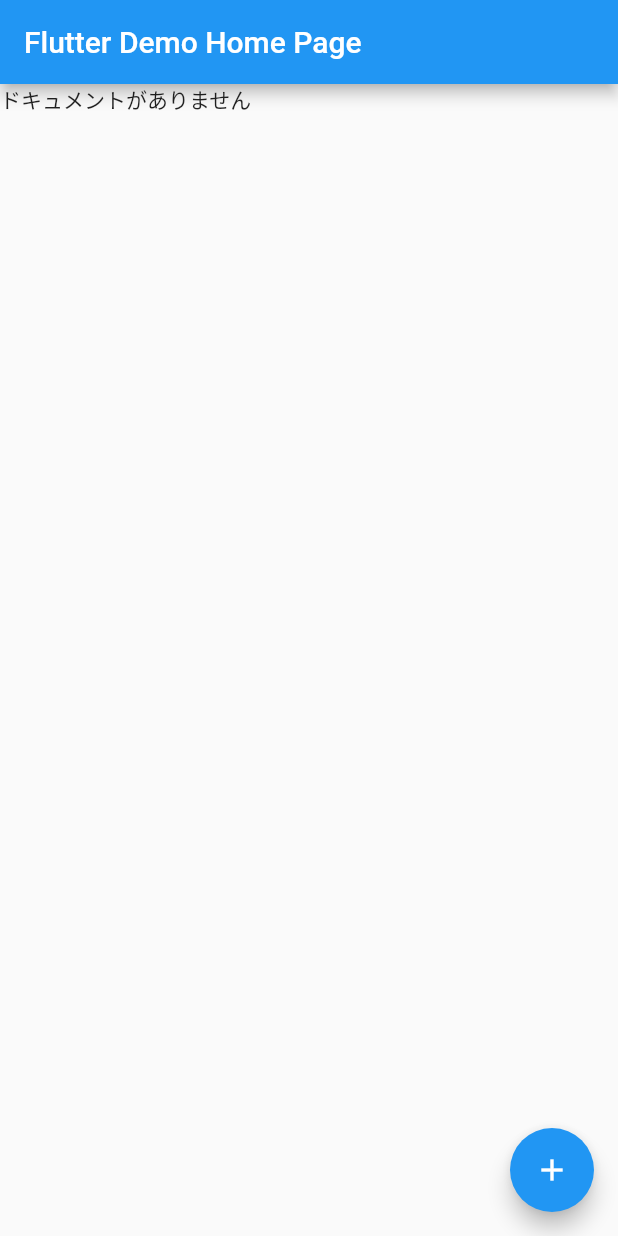
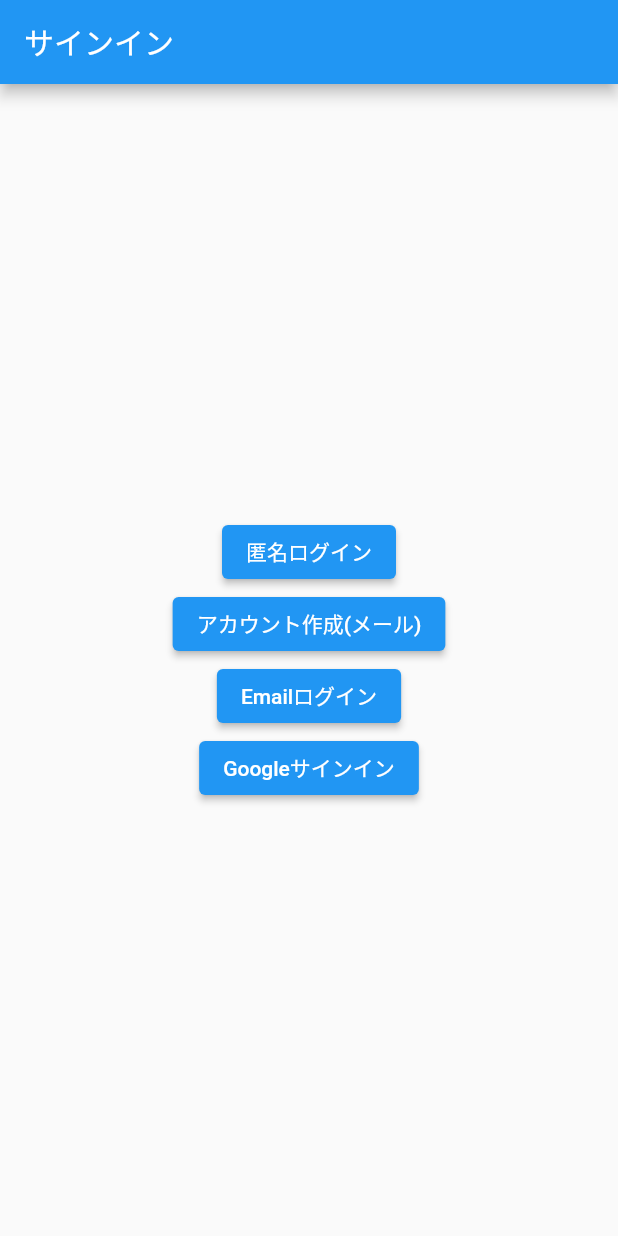
Before and after one commit to tatsukikane/epick_three_hog_fb, a Flutter app: the screen it shows after launch, on a phone screen of 412 x 824 dp. Run offline on Flutter 3.47's test engine with Material 2 defaults, Android fonts, the light colour scheme and no system bars; our stand-ins replace cloud_firestore, firebase_auth, firebase_core, google_sign_in, sign_in_with_apple; accounts and stored records are empty.

Commit message:
認証追加

```diff
--- /dev/null
+++ b/lib/sign_in_page.dart
@@ -0,0 +1,111 @@
+// import 'dart:html';
+
+import 'package:firebase_auth/firebase_auth.dart';
+import 'package:flutter/material.dart';
+import 'package:google_sign_in/google_sign_in.dart';
+import 'package:sign_in_with_apple/sign_in_with_apple.dart';
+import 'dart:io';
+
+class SignInPage extends StatefulWidget {
+  const SignInPage({Key? key}) : super(key: key);
+
+  @override
+  State<SignInPage> createState() => _SignInPageState();
+}
+
+class _SignInPageState extends State<SignInPage> {
+  //FirebaseAuthを使う為のアクセス
+  final FirebaseAuth _auth = FirebaseAuth.instance;
+
+  //匿名ログイン関数
+  Future<void> signInAnonymously() async{
+    UserCredential userCredential = await _auth.signInAnonymously();
+    print(userCredential.user);
+  }
+
+  //メール認証 登録
+  Future<void> createUserFromEmail() async {
+    UserCredential userCredential = await _auth.createUserWithEmailAndPassword(
+      email: 'test@test.com',
+      password: 'testtest'
+    );
+    print('Emailからユーザー作成完了');
+  }
+
+  //メール認証　ログイン
+  Future<void> signInFromEmail() async{
+    UserCredential userCredential = await _auth.signInWithEmailAndPassword(
+      email: 'test@test.com',
+      password: 'testtest'
+    );
+  print(userCredential.user);
+  }
+
+  //Aplleログイン
+  Future<void> signInWithApple() async{
+    AuthorizationCredentialAppleID userCredential = await SignInWithApple.getAppleIDCredential(
+      scopes: [
+        AppleIDAuthorizationScopes.email,
+        AppleIDAuthorizationScopes.fullName,
+      ]
+    );
+    print(Text('appleIDでログイン'));
+  }
+
+   //google認証 接続
+   final GoogleSignIn _googleSignIn = GoogleSignIn(
+    scopes: [
+      'email',
+      'https://www.googleapis.com/auth/contacts.readonly'
+    ]
+   );
+
+   //googleサインイン 関数
+   Future<void> googleSignIn() async{
+    GoogleSignInAccount? googleSignInAccount = await _googleSignIn.signIn();
+    print(googleSignInAccount!.displayName);
+   }
+
+
+
+  @override
+  Widget build(BuildContext context) {
+    return Scaffold(
+      appBar: AppBar(title: const Text('サインイン'),),
+      body: Center(
+        child: Column(
+          mainAxisAlignment: MainAxisAlignment.center,
+          children: [
+             //匿名ログイン
+            ElevatedButton(
+              onPressed: () {
+                signInAnonymously();
+              },
+            child: const Text('匿名ログイン')
+            ),
+
+            ElevatedButton(
+              onPressed: () {
+                createUserFromEmail();
+              },
+            child: const Text('アカウント作成(メール)')
+            ),
+
+            ElevatedButton(
+              onPressed: () {
+                signInFromEmail();
+              },
+            child: const Text('Emailログイン')
+            ),
+            //デバイスがIOSの場合のみAppleログインを表示
+            Platform.isIOS ? SignInWithAppleButton(
+              onPressed: signInWithApple,
+            ) : Container(),
+            ElevatedButton(onPressed: googleSignIn, child: const Text('Googleサインイン'))
+          ],
+        ),
+      ),
+
+    );
+  }
+}
--- a/pubspec.yaml
+++ b/pubspec.yaml
@@ -36,6 +36,9 @@
   cupertino_icons: ^1.0.2
   firebase_core: ^1.18.0
   cloud_firestore: ^3.1.18
+  firebase_auth: ^3.3.20
+  sign_in_with_apple: ^4.0.0
+  google_sign_in: ^5.3.3
 
 dev_dependencies:
   flutter_test:
```
Also changed, not shown: lib/main.dart (+34 -7 lines), pubspec.lock, 6 other files.
